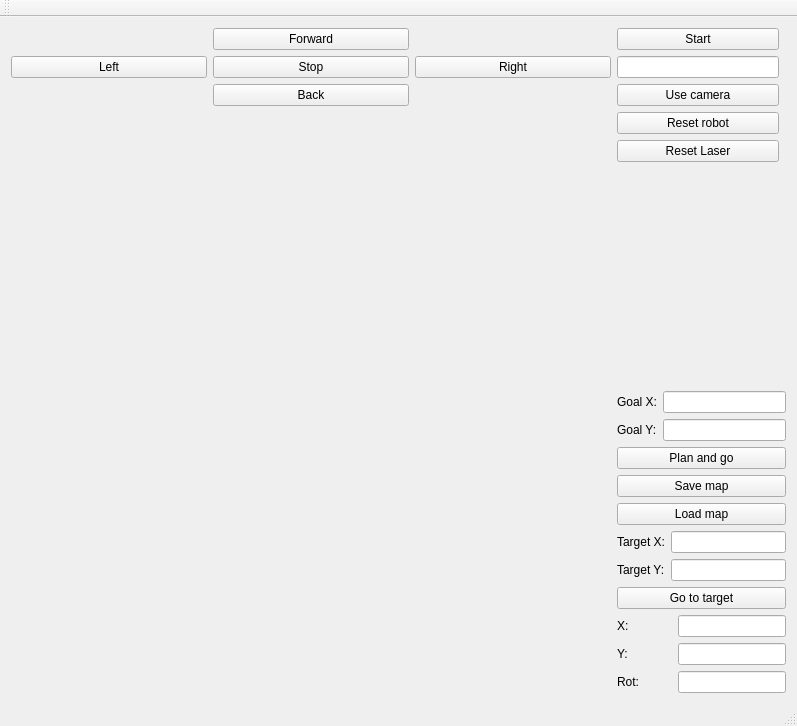
The window that demoRMR/mainwindow.ui (GabrielaRapcova/RMR) describes before a commit, drawn with Qt 5.
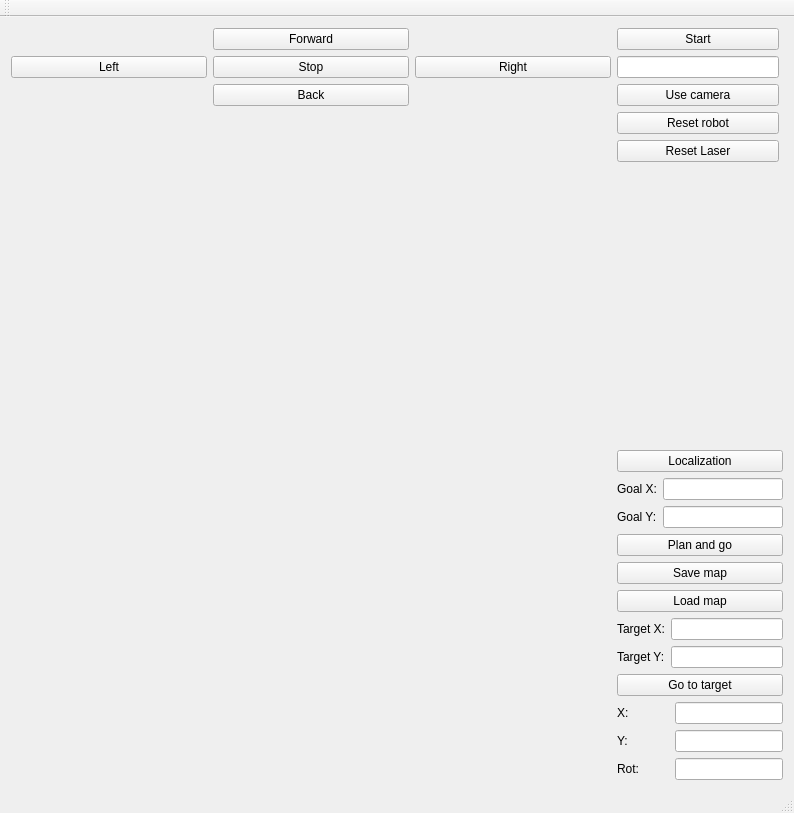
The same window after the commit.

Patch:
```diff
--- a/demoRMR/mainwindow.ui
+++ b/demoRMR/mainwindow.ui
@@ -6,8 +6,8 @@
    <rect>
     <x>0</x>
     <y>0</y>
-    <width>797</width>
-    <height>726</height>
+    <width>794</width>
+    <height>813</height>
    </rect>
   </property>
   <property name="windowTitle">
@@ -211,6 +211,13 @@
         </property>
        </spacer>
       </item>
+      <item>
+       <widget class="QPushButton" name="pushButton_14">
+        <property name="text">
+         <string>Localization</string>
+        </property>
+       </widget>
+      </item>
       <item>
        <layout class="QGridLayout" name="gridLayout_5" rowstretch="0,0,0" columnstretch="0,0">
         <item row="2" column="0">
```
Left out of the diff: 2 changed lines with no effect on the pictures.
